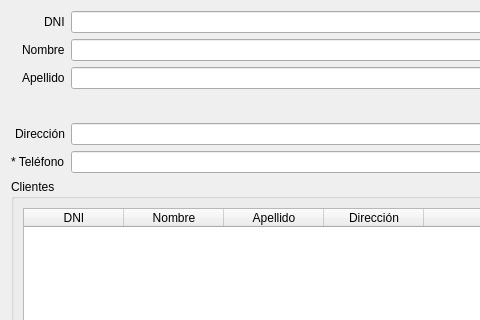
Above: ventanas/vtnCliente.ui from leaLuque/FarmaciaCrisol before the change; both pictures show x 0 to 480 and y 0 to 320 of the 720 by 466 pixel window. Below: the same form after it.
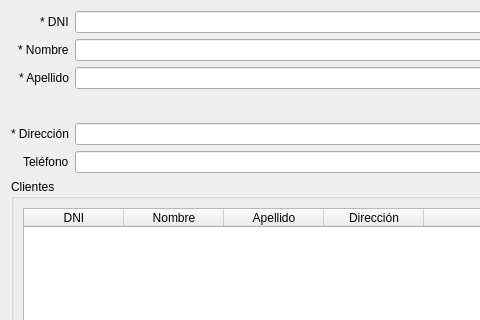
That is the form after the change.

```diff
--- a/ventanas/vtnCliente.ui
+++ b/ventanas/vtnCliente.ui
@@ -19,14 +19,14 @@
      <item row="0" column="0" alignment="Qt::AlignRight">
       <widget class="QLabel" name="label_2">
        <property name="text">
-        <string>DNI</string>
+        <string>* DNI</string>
        </property>
       </widget>
      </item>
      <item row="1" column="0" alignment="Qt::AlignRight">
       <widget class="QLabel" name="label_5">
        <property name="text">
-        <string>Nombre</string>
+        <string>* Nombre</string>
        </property>
       </widget>
      </item>
@@ -43,7 +43,7 @@
      <item row="4" column="0" alignment="Qt::AlignRight">
       <widget class="QLabel" name="label_3">
        <property name="text">
-        <string>Dirección</string>
+        <string>* Dirección</string>
        </property>
       </widget>
      </item>
@@ -83,14 +83,14 @@
      <item row="2" column="0" alignment="Qt::AlignRight">
       <widget class="QLabel" name="label">
        <property name="text">
-        <string>Apellido</string>
+        <string>* Apellido</string>
        </property>
       </widget>
      </item>
      <item row="5" column="0" alignment="Qt::AlignRight">
       <widget class="QLabel" name="label_4">
        <property name="text">
-        <string>* Teléfono</string>
+        <string>Teléfono</string>
        </property>
       </widget>
      </item>
```
